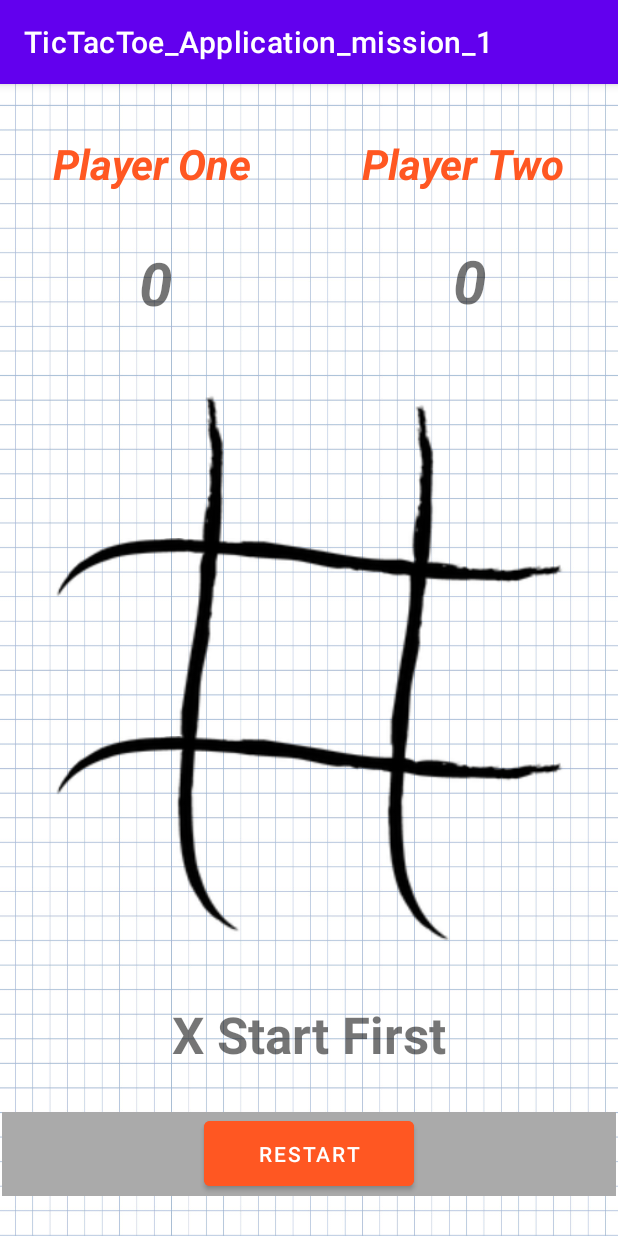
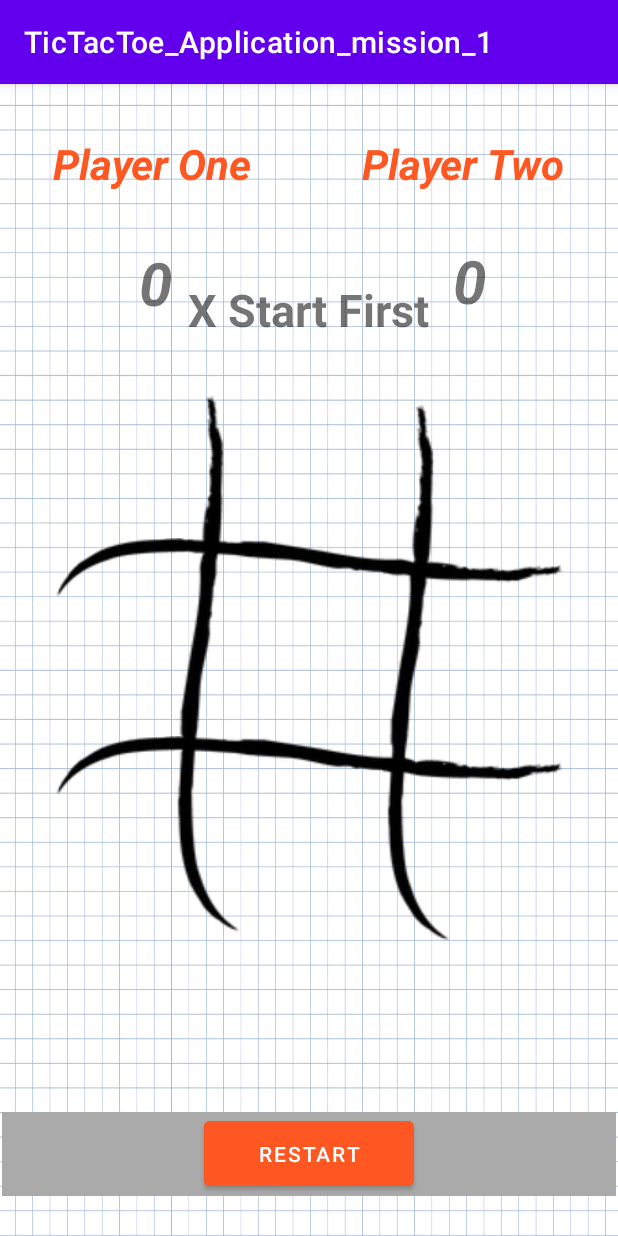
Before and after one commit to imorkravitz/TicTacToe_Application_mission_1, an Android app: the MainActivity screen opened directly, with no data from a screen before it, on a phone screen of 412 x 824 dp. Run offline under Robolectric (Android 15) with nearby library versions, the phone set to English and light mode, and no system bars.

Commit message:
Start Activity GUI - color and BTN 2 pages TextView update

```diff
--- a/app/src/main/java/com/example/tictactoe_application_mission_1/MainActivity.java
+++ b/app/src/main/java/com/example/tictactoe_application_mission_1/MainActivity.java
@@ -32,7 +32,6 @@ public class MainActivity<buttons> extends AppCompatActivity {
         super.onCreate(savedInstanceState);
         setContentView(R.layout.activity_main);
         //---------------------------------------//
-        //icon = findViewById(R.id.main_icon_22);
         turn = findViewById(R.id.main_textTurn);
         p1 = findViewById(R.id.main_p1);
         p2 = findViewById(R.id.main_p2);
--- a/app/src/main/res/layout/activity_main.xml
+++ b/app/src/main/res/layout/activity_main.xml
@@ -357,16 +357,16 @@
         android:id="@+id/main_textTurn"
         android:layout_width="wrap_content"
         android:layout_height="47dp"
-        android:layout_marginBottom="27dp"
+        android:layout_marginTop="130dp"
         android:autoText="false"
+
         android:text="X Start First"
-
-        android:textSize="34sp"
+        android:textSize="30sp"
         android:textStyle="bold"
-        app:layout_constraintBottom_toTopOf="@+id/toolbar"
         app:layout_constraintEnd_toEndOf="parent"
         app:layout_constraintHorizontal_bias="0.5"
-        app:layout_constraintStart_toStartOf="parent" />
+        app:layout_constraintStart_toStartOf="parent"
+        app:layout_constraintTop_toTopOf="parent" />
 
     <Button
         android:id="@+id/main_restart"
```
